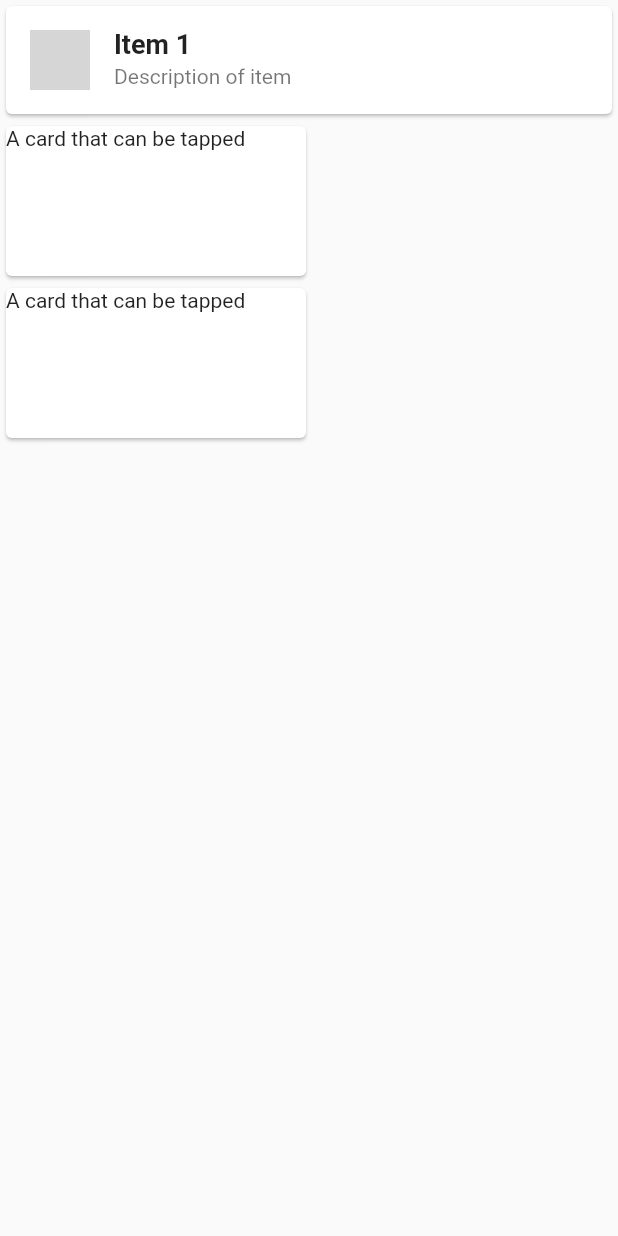
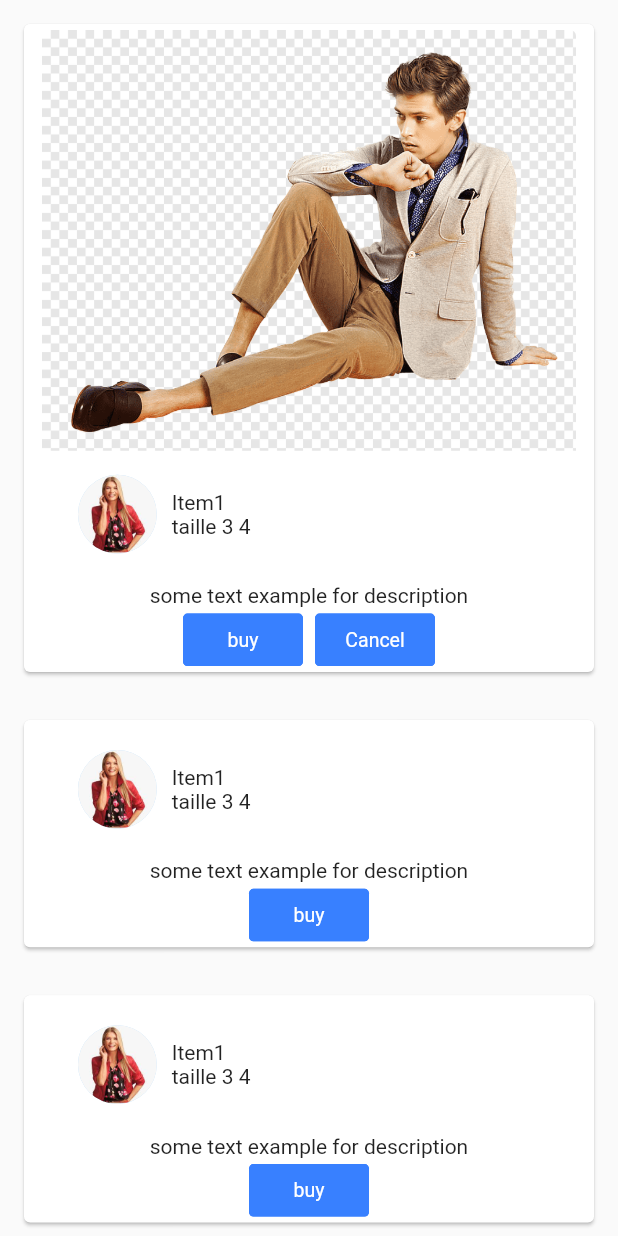
Before and after one commit to insafmechergui/shopLand, a Flutter app: the Collection widget shown alone on an empty page, opened directly, on a phone screen of 412 x 824 dp. Run offline on Flutter 3.47's test engine with Material 2 defaults, Android fonts, the light colour scheme and no system bars; drawn by our look-alikes of getwidget; grey boxes are pictures that could not be loaded.

Commit message:
updating collection cards

```diff
--- a/lib/body.dart
+++ b/lib/body.dart
@@ -27,7 +27,8 @@ class _BodyState extends State<Body> {
                 borderRadius: BorderRadius.circular(16),
                 color: Colors.deepOrange[900],
               ),
-              child: Image.asset('images/fashion.png', fit: BoxFit.cover),
+              child:
+                  Image.asset('assets/images/fashion.png', fit: BoxFit.cover),
             ),
             onTap: () {
               print("Tapped on Men collection");
@@ -43,7 +44,7 @@ class _BodyState extends State<Body> {
                 borderRadius: BorderRadius.circular(16),
                 color: Colors.deepOrange[900],
               ),
-              child: Image.asset('images/women.png', fit: BoxFit.cover),
+              child: Image.asset('assets/images/women.png', fit: BoxFit.cover),
             ),
             onTap: () {
               Navigator.push(
@@ -62,7 +63,7 @@ class _BodyState extends State<Body> {
                 borderRadius: BorderRadius.circular(16),
                 color: Colors.deepOrange[900],
               ),
-              child: Image.asset('images/kids.png', fit: BoxFit.cover),
+              child: Image.asset('assets/images/kids.png', fit: BoxFit.cover),
             ),
             onTap: () {
               print("Tapped on container3");
@@ -78,7 +79,7 @@ class _BodyState extends State<Body> {
                 borderRadius: BorderRadius.circular(16),
                 color: Colors.deepOrange[900],
               ),
-              child: Image.asset('images/kids.png', fit: BoxFit.cover),
+              child: Image.asset('assets/images/kids.png', fit: BoxFit.cover),
             ),
             onTap: () {
               print("Tapped on container4");
@@ -94,7 +95,7 @@ class _BodyState extends State<Body> {
                 borderRadius: BorderRadius.circular(16),
                 color: Colors.deepOrange[900],
               ),
-              child: Image.asset('images/kids.png', fit: BoxFit.cover),
+              child: Image.asset('assets/images/kids.png', fit: BoxFit.cover),
             ),
             onTap: () {
               print("Tapped on container5");
--- a/lib/collection.dart
+++ b/lib/collection.dart
@@ -1,4 +1,5 @@
 import 'package:flutter/material.dart';
+import 'package:getwidget/getwidget.dart';
 
 class Collection extends StatefulWidget {
   const Collection({Key? key}) : super(key: key);
@@ -9,62 +10,76 @@ class Collection extends StatefulWidget {
 
 class _CollectionState extends State<Collection> {
   @override
+
   Widget build(BuildContext context) {
     return ListView(children: [
       Wrap(
         children: [
-          Container(
-            child: Card(
-                child: InkWell(
-              child: Column(
-                children: <Widget>[
-                  const ListTile(
-                      title: Text(
-                        'Item 1',
-                        style: TextStyle(fontSize: 18.0, fontWeight: FontWeight.bold),
-                      ),
-                      subtitle: Text(
-                      'Description of item'
-                      ),
-                        leading: CircleAvatar(
-                          backgroundImage:AssetImage('images/women.png'),
+          GFCard(
+            boxFit: BoxFit.cover,
+            image: Image.asset('assets/images/fashion.png'),
+            title: GFListTile(
+              avatar: GFAvatar(
+                backgroundImage: AssetImage('assets/images/women.png'),
+              ),
+              title: Text('Item1'),
+              subTitle: Text('taille 3 4'),
+            ),
+            content: Text('some text example for description'),
+            buttonBar: GFButtonBar(
+              children: [
+                GFButton(
+                  onPressed: () {
+                    print('Bought');
+                  },
+                  text: 'buy',
+                ),
+                GFButton(
+                  onPressed: () {
+                    print('Canceled');
 
-                      )
-                  ),
-                ],
-              ),
-            )),
-          ),
-          Container(
-            child: Card(
-              child: InkWell(
-                splashColor: Colors.blue.withAlpha(30),
-                onTap: () {
-                  print('Card tapped1.');
-                },
-                child: const SizedBox(
-                  width: 200,
-                  height: 100,
-                  child: Text('A card that can be tapped'),
+                  },
+                  text: 'Cancel',
                 ),
-              ),
+              ],
             ),
           ),
-          Container(
-            child: Card(
-              child: InkWell(
-                splashColor: Colors.blue.withAlpha(30),
-                onTap: () {
-                  print('Card tapped.');
-                },
-                child: const SizedBox(
-                  width: 200,
-                  height: 100,
-                  child: Text('A card that can be tapped'),
-                ),
+          GFCard(
+            title: GFListTile(
+              avatar: GFAvatar(
+                backgroundImage: AssetImage('assets/images/women.png'),
               ),
+              title: Text('Item1'),
+              subTitle: Text('taille 3 4'),
+            ),
+            content: Text('some text example for description'),
+            buttonBar: GFButtonBar(
+              children: [
+                GFButton(
+                  onPressed: () {},
+                  text: 'buy',
+                )
+              ],
             ),
           ),
+          GFCard(
+            title: GFListTile(
+              avatar: GFAvatar(
+                backgroundImage: AssetImage('assets/images/women.png'),
+              ),
+              title: Text('Item1'),
+              subTitle: Text('taille 3 4'),
+            ),
+            content: Text('some text example for description'),
+            buttonBar: GFButtonBar(
+              children: [
+                GFButton(
+                  onPressed: () {},
+                  text: 'buy',
+                )
+              ],
+            ),
+          )
         ],
       )
     ]);
--- a/pubspec.yaml
+++ b/pubspec.yaml
@@ -23,7 +23,7 @@ environment:
 dependencies:
   flutter:
     sdk: flutter
-
+  getwidget: ^2.0.4
 
   # The following adds the Cupertino Icons font to your application.
   # Use with the CupertinoIcons class for iOS style icons.
```
Also changed, not shown: pubspec.lock.
